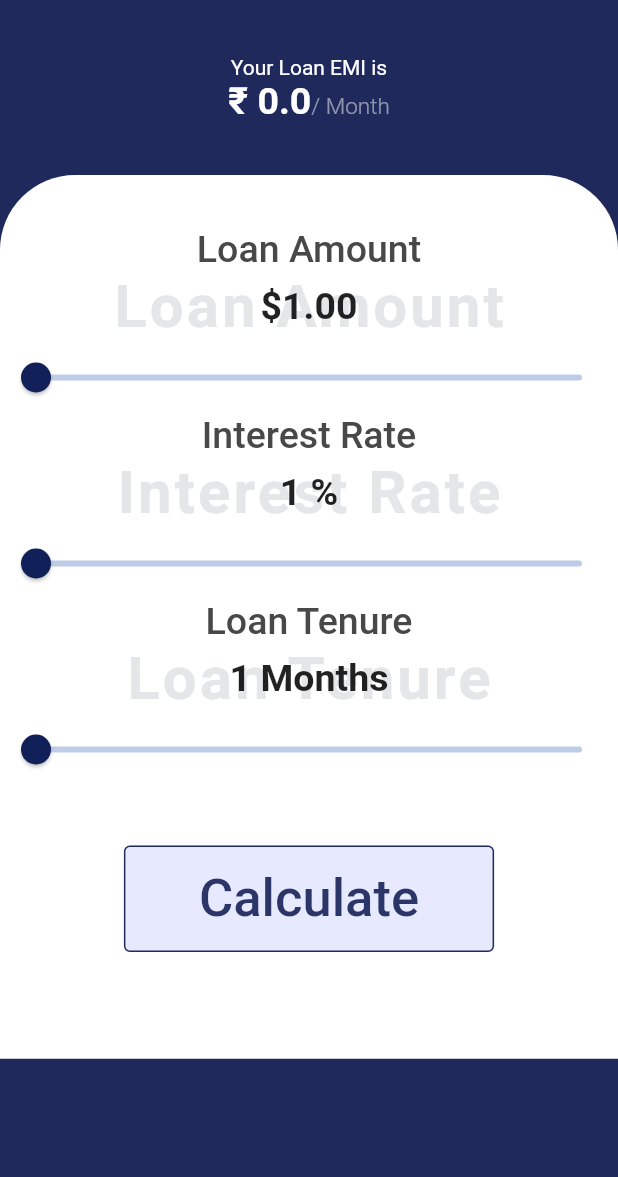
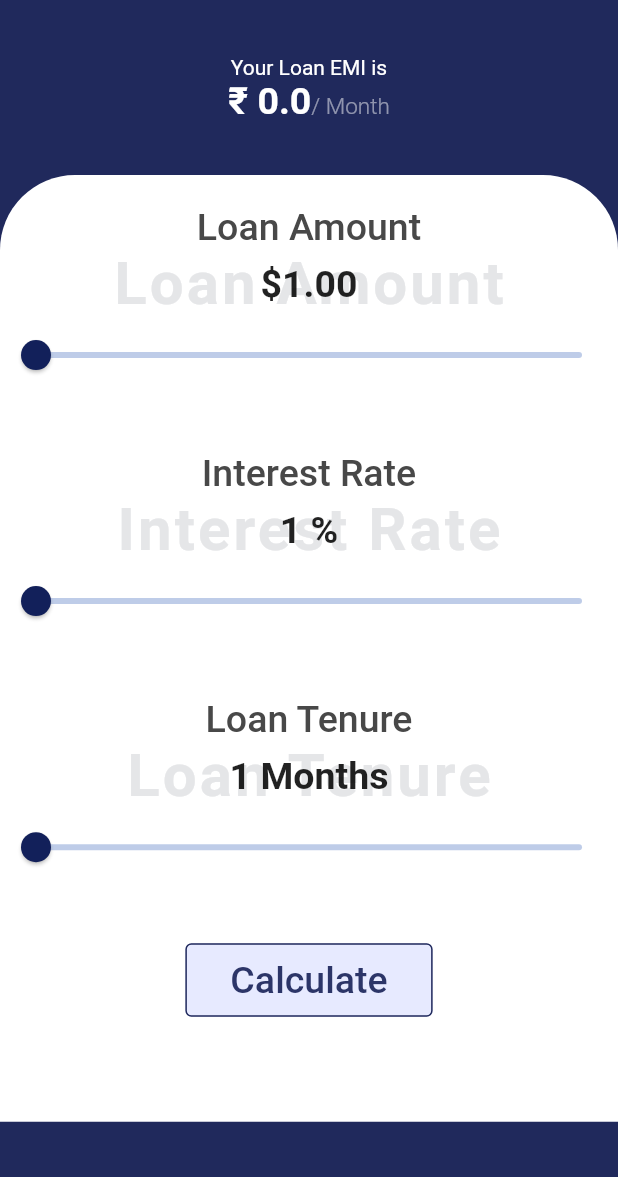
Before and after one commit to JyotVavadiya/EMI-Calculator, a Flutter app: the screen it shows after launch, on a phone screen of 412 x 824 dp, the part 59-1236 px from its top. Run offline on Flutter 3.47's test engine with Material 2 defaults, Android fonts, the phone set to English and light mode, and no system bars.

Commit message:
second commit

```diff
--- a/lib/screens/home.dart
+++ b/lib/screens/home.dart
@@ -1,4 +1,5 @@
 import 'dart:math';
+import 'package:flutter/cupertino.dart';
 import 'package:flutter/material.dart';
 import 'package:intl/intl.dart';
 
@@ -81,19 +82,20 @@ class _JyotState extends State<Jyot> {
               ),
               const SizedBox(height: 35),
               Container(
-                height: MediaQuery.of(context).size.height * 0.715,
+                height: MediaQuery.of(context).size.height * 0.766,
                 width: MediaQuery.of(context).size.width,
                 child: Column(
+                  mainAxisAlignment: MainAxisAlignment.spaceAround,
                   children: [
-                    const SizedBox(height: 35),
+
                     myWidget("Loan Amount", loanamountsliderval, 1, 100000, 0),
-                    myWidget("Interest Rate", interestRatesliderval, 1, 100, 1),
+                    myWidget("Interest Rate", interestRatesliderval, 1, 10, 1),
                     myWidget("Loan Tenure", loanTenuresliderval, 1, 12, 2),
-                    const SizedBox(height: 40),
+
                     OutlinedButton(
                       style: OutlinedButton.styleFrom(
                         padding: const EdgeInsets.symmetric(
-                            horizontal: 50, vertical: 15),
+                            horizontal: 30, vertical: 10),
                         primary: Colors.deepPurpleAccent,
                         backgroundColor: const Color(0xffe7eaff),
                         side: const BorderSide(
@@ -103,7 +105,7 @@ class _JyotState extends State<Jyot> {
                       child: const Text(
                         "Calculate",
                         style: TextStyle(
-                          fontSize: 35,
+                          fontSize: 25,
                           color: Color(0xff2c3568),
                         ),
                       ),
@@ -120,7 +122,8 @@ class _JyotState extends State<Jyot> {
                         });
                         print("$EMI");
                       },
-                    )
+                    ),
+                    SizedBox(height: 10,),
                   ],
                 ),
                 decoration: const BoxDecoration(
```
